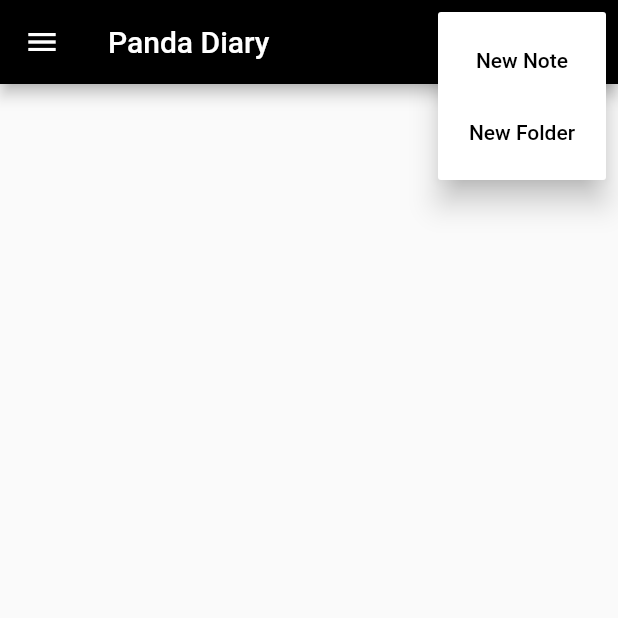
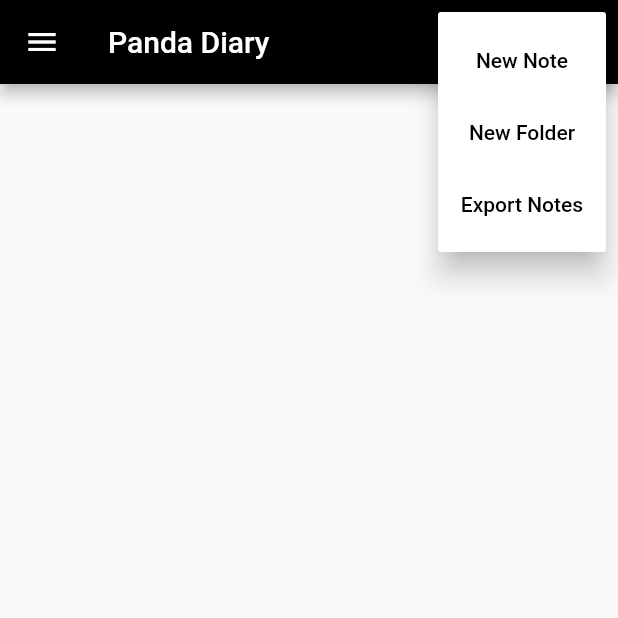
Before and after one commit to AilurusRP/PandaDiary, a Flutter app: the screen it shows after launch, after a tap on the "add" icon, on a phone screen of 412 x 824 dp, the top half of it. Run offline on Flutter 3.47's test engine with Material 2 defaults, Android fonts, the light colour scheme and no system bars; our stand-ins replace sqflite; accounts and stored records are empty.

Commit message:
feat(Export): Add 'Export Notes' button.

```diff
--- a/lib/UI/widgets/top_bar_action_menu_button.dart
+++ b/lib/UI/widgets/top_bar_action_menu_button.dart
@@ -1,5 +1,6 @@
 import "package:flutter/material.dart";
 import 'package:panda_diary/UI/widgets/show_add_note_dialog.dart';
+import 'package:panda_diary/utils/file_utils.dart';
 
 import 'action_menu_item.dart';
 
@@ -34,6 +35,14 @@ class _TopBarActionMenuButtonState extends State<TopBarActionMenuButton> {
                     text: "New Folder",
                     onPressed: () {},
                   )),
+              PopupMenuItem(
+                  padding: const EdgeInsets.all(0),
+                  child: ActionMenuItem(
+                    text: "Export Notes",
+                    onPressed: (){
+                      exportNotes();
+                    },
+                  )),
             ]);
   }
 }
--- /dev/null
+++ b/lib/utils/file_utils.dart
@@ -0,0 +1 @@
+void exportNotes() {}
```
Also changed, not shown: pubspec.lock, 1 other file.
